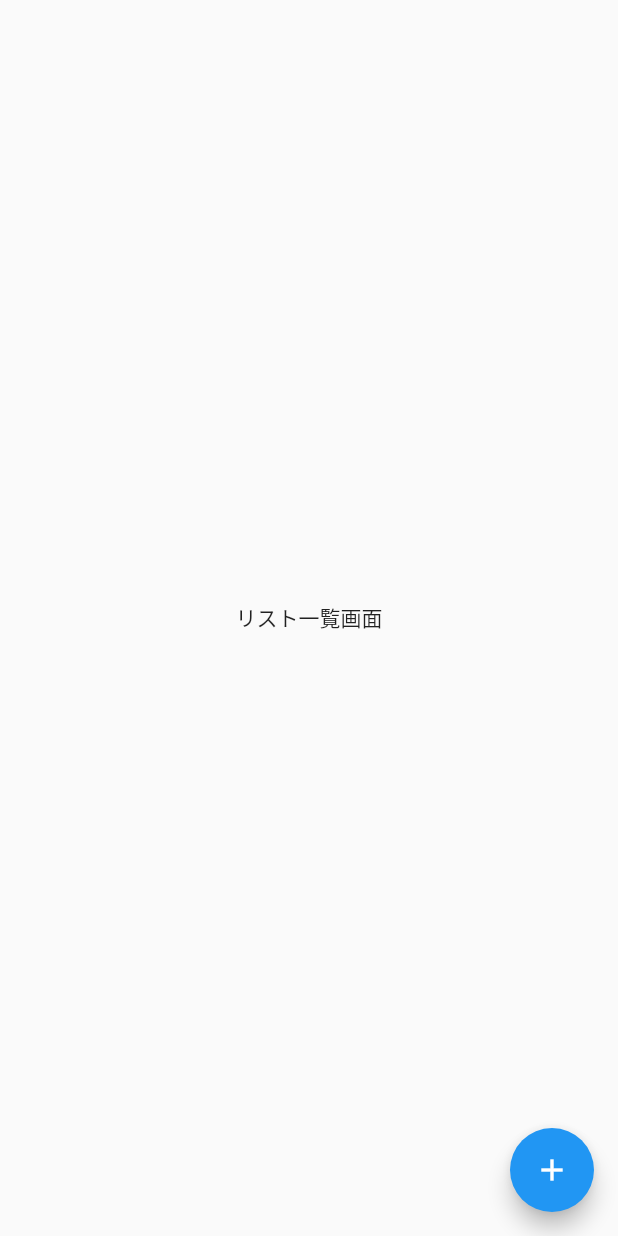
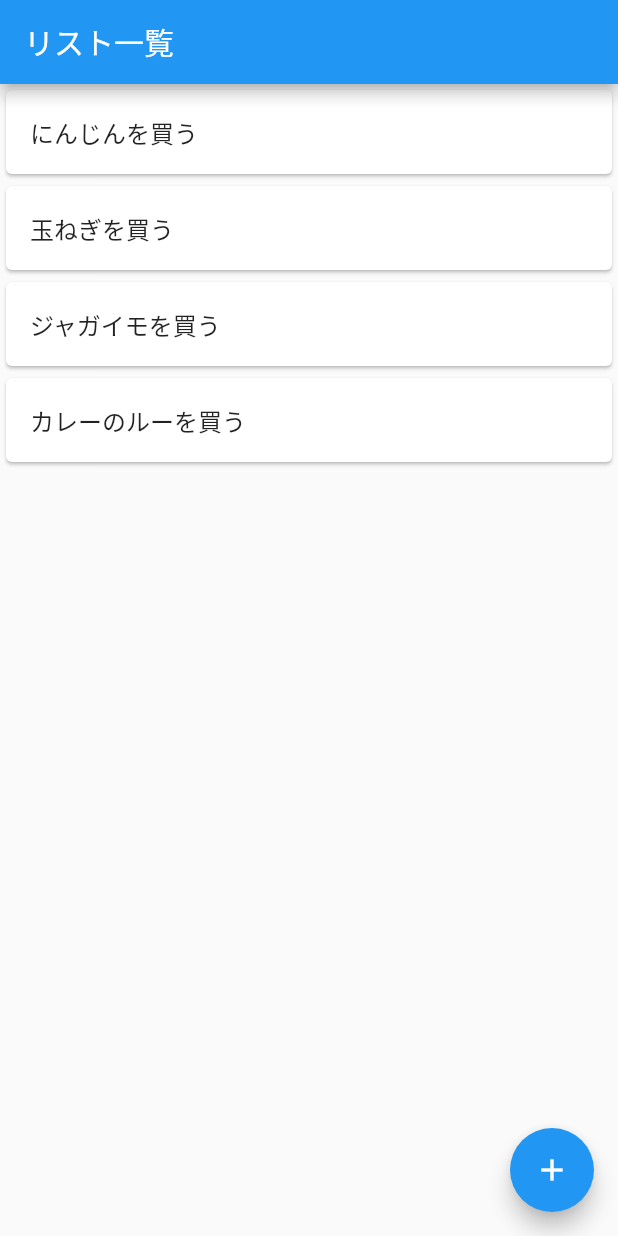
Before and after one commit to mami-uchida/MyTodoApp, a Flutter app: the screen it shows after launch, on a phone screen of 412 x 824 dp. Run offline on Flutter 3.47's test engine with Material 2 defaults, Android fonts, the phone set to English and light mode, and no system bars.

Commit message:
4-2 Todoリスト一覧画面を作成
AppBarでタイトルを表示・ListView Widgetでリスト一覧を表示・リスト一覧のデザインの整え。

```diff
--- a/lib/main.dart
+++ b/lib/main.dart
@@ -30,8 +30,35 @@ class TodoListPage extends StatelessWidget {
   @override
   Widget build(BuildContext context) {
     return Scaffold(
-      body: const Center(
-        child: Text('リスト一覧画面'),
+      //AppBarを表示しタイトルも設定
+      appBar: AppBar(
+        title: const Text('リスト一覧'),
+      ),
+      //ListViewを使いリスト一覧を表示
+      body: ListView(
+        children: const <Widget>[
+          //cardとListViewを使って簡単に整ったUIを作成
+          Card(
+            child: ListTile(
+              title: Text('にんじんを買う'),
+            ),
+          ),
+          Card(
+            child: ListTile(
+              title: Text('玉ねぎを買う'),
+            ),
+          ),
+          Card(
+            child: ListTile(
+              title: Text('ジャガイモを買う'),
+            ),
+          ),
+          Card(
+            child: ListTile(
+              title: Text('カレーのルーを買う'),
+            ),
+          ),
+        ],
       ),
        floatingActionButton: FloatingActionButton(
         onPressed: () {
```
